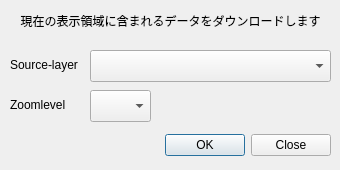
This is vtdownloader_dialog_base.ui in Kanahiro/GSI-VTDownloader as Qt 5 draws it before an edit. The edited form follows.
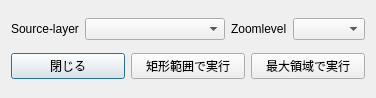
This is the edited form.

```diff
--- a/vtdownloader_dialog_base.ui
+++ b/vtdownloader_dialog_base.ui
@@ -6,94 +6,90 @@
    <rect>
     <x>0</x>
     <y>0</y>
-    <width>340</width>
-    <height>170</height>
+    <width>376</width>
+    <height>98</height>
    </rect>
   </property>
   <property name="windowTitle">
    <string>GSI-VTDownloader</string>
   </property>
-  <widget class="QDialogButtonBox" name="button_box">
-   <property name="geometry">
-    <rect>
-     <x>-10</x>
-     <y>130</y>
-     <width>341</width>
-     <height>30</height>
-    </rect>
-   </property>
-   <property name="orientation">
-    <enum>Qt::Horizontal</enum>
-   </property>
-   <property name="standardButtons">
-    <set>QDialogButtonBox::Close|QDialogButtonBox::Ok</set>
-   </property>
-   <property name="centerButtons">
-    <bool>false</bool>
-   </property>
-  </widget>
-  <widget class="QComboBox" name="sourcelayer_combobox">
-   <property name="geometry">
-    <rect>
-     <x>90</x>
-     <y>50</y>
-     <width>241</width>
-     <height>32</height>
-    </rect>
-   </property>
-  </widget>
+  <layout class="QVBoxLayout" name="verticalLayout">
+   <item>
+    <layout class="QHBoxLayout" name="horizontalLayout">
+     <item>
   <widget class="QLabel" name="label">
-   <property name="geometry">
-    <rect>
-     <x>10</x>
-     <y>50</y>
-     <width>90</width>
-     <height>30</height>
-    </rect>
+       <property name="sizePolicy">
+        <sizepolicy hsizetype="Minimum" vsizetype="Preferred">
+         <horstretch>0</horstretch>
+         <verstretch>0</verstretch>
+        </sizepolicy>
    </property>
    <property name="text">
     <string>Source-layer</string>
    </property>
   </widget>
+     </item>
+     <item>
+      <widget class="QComboBox" name="sourcelayer_combobox">
+       <property name="sizePolicy">
+        <sizepolicy hsizetype="Expanding" vsizetype="Fixed">
+         <horstretch>0</horstretch>
+         <verstretch>0</verstretch>
+        </sizepolicy>
+       </property>
+      </widget>
+     </item>
+     <item>
   <widget class="QLabel" name="label_2">
-   <property name="geometry">
-    <rect>
-     <x>10</x>
-     <y>90</y>
-     <width>90</width>
-     <height>30</height>
-    </rect>
+       <property name="sizePolicy">
+        <sizepolicy hsizetype="Minimum" vsizetype="Preferred">
+         <horstretch>0</horstretch>
+         <verstretch>0</verstretch>
+        </sizepolicy>
    </property>
    <property name="text">
     <string>Zoomlevel</string>
    </property>
   </widget>
+     </item>
+     <item>
   <widget class="QComboBox" name="zoomlevel_combobox">
-   <property name="geometry">
-    <rect>
-     <x>90</x>
-     <y>90</y>
-     <width>61</width>
-     <height>32</height>
-    </rect>
-   </property>
-  </widget>
-  <widget class="QLabel" name="label_3">
-   <property name="geometry">
-    <rect>
-     <x>10</x>
-     <y>0</y>
-     <width>321</width>
-     <height>41</height>
-    </rect>
-   </property>
+       <property name="sizePolicy">
+        <sizepolicy hsizetype="Minimum" vsizetype="Fixed">
+         <horstretch>0</horstretch>
+         <verstretch>0</verstretch>
+        </sizepolicy>
+       </property>
+      </widget>
+     </item>
+    </layout>
+   </item>
+   <item>
+    <layout class="QHBoxLayout" name="horizontalLayout_3">
+     <item>
+      <widget class="QPushButton" name="closePushButton">
+       <property name="text">
+        <string>閉じる</string>
+       </property>
+      </widget>
+     </item>
+     <item>
+      <widget class="QPushButton" name="rubberBandPushButton">
    <property name="text">
-    <string>現在の表示領域に含まれるデータをダウンロードします</string>
-   </property>
-   <property name="alignment">
-    <set>Qt::AlignCenter</set>
-   </property>
-  </widget>
+        <string>矩形範囲で実行</string>
+       </property>
+      </widget>
+     </item>
+     <item>
+      <widget class="QPushButton" name="maxAreaPushButton">
+       <property name="text">
+        <string>最大領域で実行</string>
+       </property>
+      </widget>
+     </item>
+    </layout>
+   </item>
+  </layout>
  </widget>
  <resources/>
  <connections>
```
Left out of the diff: 35 changed lines with no effect on the pictures. Lines whose indentation alone changed are shown as unchanged.
